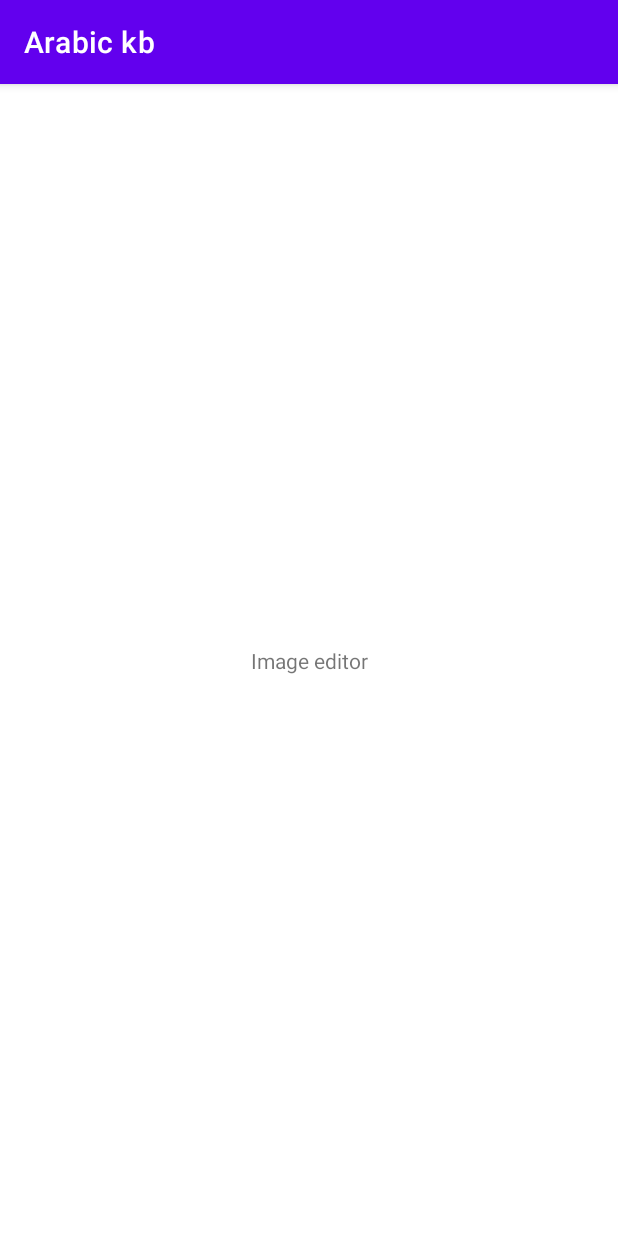
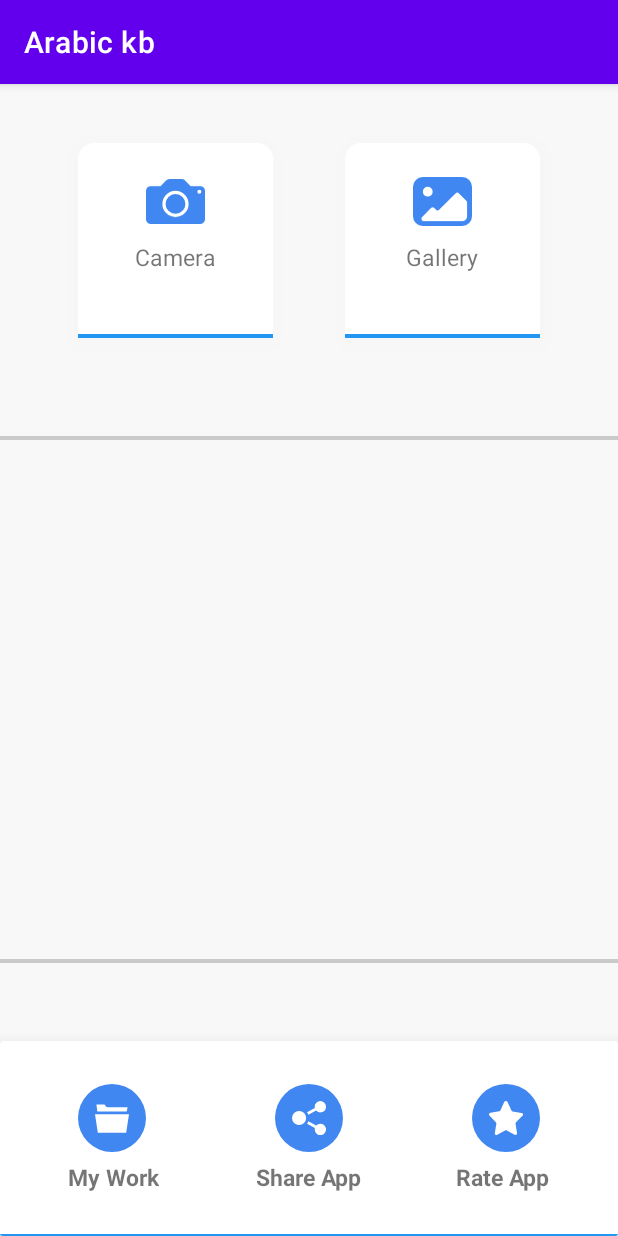
Before and after one commit to itsmhamza/Hindi-Keyboard, an Android app: the fragment ImageEditorFragment shown on its own in the app's theme, on a phone screen of 412 x 824 dp. Run offline under Robolectric (Android 15) with nearby library versions, the phone set to English and light mode, and no system bars; our stand-ins replace sdp/ssp sizes.

Commit message:
Image Editor Ui

```diff
--- /dev/null
+++ b/app/src/main/res/drawable/icn_camera.xml
@@ -0,0 +1,12 @@
+<vector xmlns:android="http://schemas.android.com/apk/res/android"
+    android:width="40dp"
+    android:height="30.769dp"
+    android:viewportWidth="40"
+    android:viewportHeight="30.769">
+  <path
+      android:pathData="M36.769,4.9h-6.49l-3.885,-3.923s-0.019,-0.019 -0.029,-0.019l-0.019,-0.019h0A3.145,3.145 0,0 0,24.106 0L16.029,0a3.18,3.18 0,0 0,-2.365 1.048v0.01l-3.8,3.846L3.231,4.904A3.193,3.193 0,0 0,0 8.1v19.433a3.234,3.234 0,0 0,3.231 3.24L36.769,30.773A3.24,3.24 0,0 0,40 27.529L40,8.1A3.2,3.2 0,0 0,36.769 4.9ZM20,25.913a8.9,8.9 0,1 1,8.885 -8.9A8.911,8.911 0,0 1,20 25.913ZM36.163,10.048a1.356,1.356 0,1 1,1.346 -1.356A1.352,1.352 0,0 1,36.163 10.048Z"
+      android:fillColor="#4087f1"/>
+  <path
+      android:pathData="M20,10.279a6.731,6.731 0,1 0,6.712 6.731A6.716,6.716 0,0 0,20 10.279Z"
+      android:fillColor="#4087f1"/>
+</vector>
--- /dev/null
+++ b/app/src/main/res/drawable/icn_gallery.xml
@@ -0,0 +1,9 @@
+<vector xmlns:android="http://schemas.android.com/apk/res/android"
+    android:width="40dp"
+    android:height="33.333dp"
+    android:viewportWidth="40"
+    android:viewportHeight="33.333">
+  <path
+      android:pathData="M40,6.667A6.686,6.686 0,0 0,33.333 0L6.667,0A6.686,6.686 0,0 0,0 6.667v20a6.686,6.686 0,0 0,6.667 6.667L33.333,33.334A6.686,6.686 0,0 0,40 26.667ZM10,6.667A3.333,3.333 0,1 1,6.667 10,3.343 3.343,0 0,1 10,6.667ZM36.667,26.667A3.343,3.343 0,0 1,33.333 30h-26a1.667,1.667 0,0 1,-1.167 -2.833l6,-6a1.611,1.611 0,0 1,2.333 0l1,1a1.611,1.611 0,0 0,2.333 0l11,-11a1.611,1.611 0,0 1,2.333 0l5,5a1.513,1.513 0,0 1,0.5 1.167v9.333Z"
+      android:fillColor="#4087f1"/>
+</vector>
--- /dev/null
+++ b/app/src/main/res/drawable/icn_my_work.xml
@@ -0,0 +1,12 @@
+<vector xmlns:android="http://schemas.android.com/apk/res/android"
+    android:width="40dp"
+    android:height="40dp"
+    android:viewportWidth="40"
+    android:viewportHeight="40">
+  <path
+      android:pathData="M20,20m-20,0a20,20 0,1 1,40 0a20,20 0,1 1,-40 0"
+      android:fillColor="#4087f1"/>
+  <path
+      android:pathData="M28.333,28.667L11.667,28.667L10,17.833L30,17.833ZM28.671,16.167 L29.171,13.667L18.333,13.667c-1.649,0 -1.7,-0.348 -2.755,-1.667L10.833,12l0.5,4.167L28.672,16.167Z"
+      android:fillColor="#fff"/>
+</vector>
--- /dev/null
+++ b/app/src/main/res/drawable/icn_rate_app.xml
@@ -0,0 +1,12 @@
+<vector xmlns:android="http://schemas.android.com/apk/res/android"
+    android:width="40dp"
+    android:height="40dp"
+    android:viewportWidth="40"
+    android:viewportHeight="40">
+  <path
+      android:pathData="M20,20m-20,0a20,20 0,1 1,40 0a20,20 0,1 1,-40 0"
+      android:fillColor="#4087f1"/>
+  <path
+      android:pathData="M20.913,10.613l2.294,4.99a1.055,1.055 0,0 0,0.7 0.6l5.185,0.8a0.9,0.9 0,0 1,0.6 1.6l-3.789,3.892a1.394,1.394 0,0 0,-0.3 0.9l0.9,5.389a1,1 0,0 1,-1.4 1.1l-4.687,-2.595a0.747,0.747 0,0 0,-0.9 0L14.83,29.874a0.963,0.963 0,0 1,-1.4 -1.1l0.9,-5.389a1.007,1.007 0,0 0,-0.3 -0.9L10.244,18.596a1.037,1.037 0,0 1,0.6 -1.7l5.185,-0.8a0.856,0.856 0,0 0,0.7 -0.6L19.018,10.513A1.081,1.081 0,0 1,20.913 10.613Z"
+      android:fillColor="#fff"/>
+</vector>
--- /dev/null
+++ b/app/src/main/res/drawable/icn_share_app.xml
@@ -0,0 +1,12 @@
+<vector xmlns:android="http://schemas.android.com/apk/res/android"
+    android:width="40dp"
+    android:height="40dp"
+    android:viewportWidth="40"
+    android:viewportHeight="40">
+  <path
+      android:pathData="M20,20m-20,0a20,20 0,1 1,40 0a20,20 0,1 1,-40 0"
+      android:fillColor="#4087f1"/>
+  <path
+      android:pathData="M14.167,15.833A4.167,4.167 0,1 1,10 20,4.167 4.167,0 0,1 14.167,15.833ZM23.435,25.887a3.289,3.289 0,0 0,-0.1 0.779,3.359 3.359,0 1,0 0.888,-2.249L19.648,21.978a5.811,5.811 0,0 1,-0.786 1.47l4.573,2.439ZM30,13.333a3.333,3.333 0,0 0,-6.667 0,3.289 3.289,0 0,0 0.1,0.779L18.862,16.552a5.771,5.771 0,0 1,0.786 1.47l4.573,-2.439A3.323,3.323 0,0 0,30 13.333Z"
+      android:fillColor="#fff"/>
+</vector>
--- a/app/src/main/res/layout/frag_image_editor.xml
+++ b/app/src/main/res/layout/frag_image_editor.xml
@@ -2,16 +2,164 @@
 <androidx.constraintlayout.widget.ConstraintLayout xmlns:android="http://schemas.android.com/apk/res/android"
     xmlns:app="http://schemas.android.com/apk/res-auto"
     android:layout_width="match_parent"
+    android:background="@color/grey"
     android:layout_height="match_parent">
 
-    <TextView
-        android:id="@+id/textView"
-        android:layout_width="wrap_content"
-        android:layout_height="wrap_content"
-        android:layout_weight="1"
-        android:text="Image editor"
+
+    <RelativeLayout
+        android:id="@+id/camera"
+        android:layout_width="@dimen/_100sdp"
+        android:layout_height="@dimen/_100sdp"
+        android:layout_marginStart="@dimen/_40sdp"
+        android:layout_marginTop="@dimen/_30sdp"
+        android:background="@drawable/translated_shape"
+        android:elevation="@dimen/_5sdp"
+        app:layout_constraintStart_toStartOf="parent"
+        app:layout_constraintTop_toTopOf="parent">
+
+        <ImageView
+            android:layout_width="@dimen/_30sdp"
+            android:layout_height="@dimen/_30sdp"
+            android:layout_marginStart="@dimen/_35sdp"
+            android:layout_marginTop="@dimen/_15sdp"
+            android:src="@drawable/icn_camera" />
+
+        <TextView
+            android:layout_width="match_parent"
+            android:layout_height="wrap_content"
+            android:layout_marginTop="@dimen/_50sdp"
+            android:gravity="center"
+            android:text="Camera"
+            android:textSize="@dimen/_12sdp" />
+        <View
+            android:layout_width="match_parent"
+            android:layout_height="@dimen/_2sdp"
+            android:layout_marginTop="@dimen/_98sdp"
+            android:background="@color/blue"/>
+    </RelativeLayout>
+
+    <RelativeLayout
+        android:id="@+id/gallery"
+        android:layout_width="@dimen/_100sdp"
+        android:layout_height="@dimen/_100sdp"
+        android:layout_marginTop="@dimen/_30sdp"
+        android:layout_marginEnd="@dimen/_40sdp"
+        android:background="@drawable/translated_shape"
+        android:elevation="@dimen/_5sdp"
+        app:layout_constraintEnd_toEndOf="parent"
+        app:layout_constraintTop_toTopOf="parent">
+
+        <ImageView
+            android:layout_width="@dimen/_30sdp"
+            android:layout_height="@dimen/_30sdp"
+            android:layout_marginStart="@dimen/_35sdp"
+            android:layout_marginTop="@dimen/_15sdp"
+            android:src="@drawable/icn_gallery" />
+
+        <TextView
+            android:layout_width="match_parent"
+            android:layout_height="wrap_content"
+            android:layout_marginTop="@dimen/_50sdp"
+            android:gravity="center"
+            android:text="Gallery"
+            android:textSize="@dimen/_12sdp" />
+        <View
+            android:layout_width="match_parent"
+            android:layout_height="@dimen/_2sdp"
+            android:layout_marginTop="@dimen/_98sdp"
+            android:background="@color/blue"/>
+
+    </RelativeLayout>
+
+    <View
+        android:id="@+id/view"
+        android:layout_width="match_parent"
+        android:layout_height="@dimen/_2sdp"
+        android:layout_marginTop="@dimen/_50sdp"
+        android:background="@color/grish"
+        app:layout_constraintEnd_toEndOf="parent"
+        app:layout_constraintStart_toStartOf="parent"
+        app:layout_constraintTop_toBottomOf="@+id/camera" />
+
+    <androidx.cardview.widget.CardView
+        android:id="@+id/cardView5"
+        android:layout_width="match_parent"
+        android:layout_height="@dimen/_100sdp"
+        app:cardElevation="@dimen/_10sdp"
         app:layout_constraintBottom_toBottomOf="parent"
         app:layout_constraintEnd_toEndOf="parent"
-        app:layout_constraintStart_toStartOf="parent"
-        app:layout_constraintTop_toTopOf="parent" />
+        app:layout_constraintStart_toStartOf="parent">
+
+        <ImageView
+            android:layout_width="@dimen/_35sdp"
+            android:layout_height="@dimen/_35sdp"
+            android:layout_gravity="center_vertical"
+            android:id="@+id/my_work"
+            android:layout_marginStart="@dimen/_40sdp"
+            android:layout_marginBottom="@dimen/_10sdp"
+            android:src="@drawable/icn_my_work" />
+
+        <TextView
+            android:layout_width="wrap_content"
+            android:layout_height="wrap_content"
+            android:layout_gravity="center_vertical"
+            android:layout_marginStart="@dimen/_35sdp"
+            android:layout_marginTop="@dimen/_20sdp"
+            android:text="My Work"
+            android:textSize="@dimen/_12sdp"
+            android:textStyle="bold" />
+
+        <ImageView
+            android:layout_width="@dimen/_35sdp"
+            android:layout_height="@dimen/_35sdp"
+            android:layout_gravity="center_vertical|end"
+            android:layout_marginEnd="@dimen/_40sdp"
+            android:id="@+id/rate"
+            android:layout_marginBottom="@dimen/_10sdp"
+            android:src="@drawable/icn_rate_app" />
+
+        <TextView
+            android:layout_width="wrap_content"
+            android:layout_height="wrap_content"
+            android:layout_gravity="center_vertical|end"
+            android:layout_marginTop="@dimen/_20sdp"
+            android:layout_marginEnd="@dimen/_35sdp"
+            android:text="Rate App"
+            android:textSize="@dimen/_12sdp"
+            android:textStyle="bold" />
+
+        <ImageView
+            android:layout_width="@dimen/_35sdp"
+            android:layout_height="@dimen/_35sdp"
+            android:layout_gravity="center"
+            android:id="@+id/share"
+            android:layout_marginBottom="@dimen/_10sdp"
+            android:src="@drawable/icn_share_app" />
+
+        <TextView
+            android:layout_width="wrap_content"
+            android:layout_height="wrap_content"
+            android:layout_gravity="center"
+            android:layout_marginTop="@dimen/_20sdp"
+            android:text="Share App"
+            android:textSize="@dimen/_12sdp"
+            android:textStyle="bold" />
+        <View
+            android:layout_width="match_parent"
+            android:layout_height="@dimen/_1sdp"
+            android:background="@color/blue"
+            android:layout_gravity="bottom"/>
+
+    </androidx.cardview.widget.CardView>
+
+    <View
+        android:id="@+id/view2"
+        android:layout_width="match_parent"
+        android:layout_height="@dimen/_2sdp"
+        android:background="@color/grish"
+        android:layout_marginBottom="@dimen/_40sdp"
+        app:layout_constraintBottom_toTopOf="@+id/cardView5"
+        app:layout_constraintEnd_toEndOf="parent"
+        app:layout_constraintStart_toStartOf="parent" />
+
 </androidx.constraintlayout.widget.ConstraintLayout>
```
